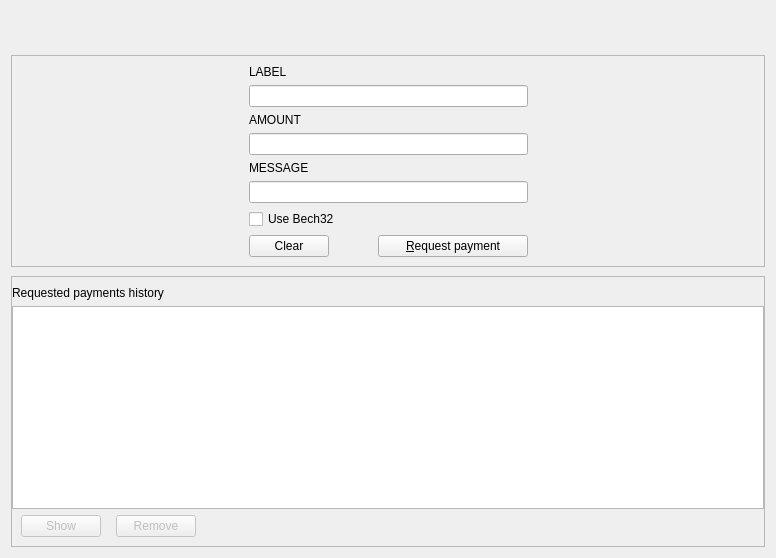
First picture: the form in src/qt/forms/receivecoinsdialog.ui, repository barrystyle/vestx, before the edit.
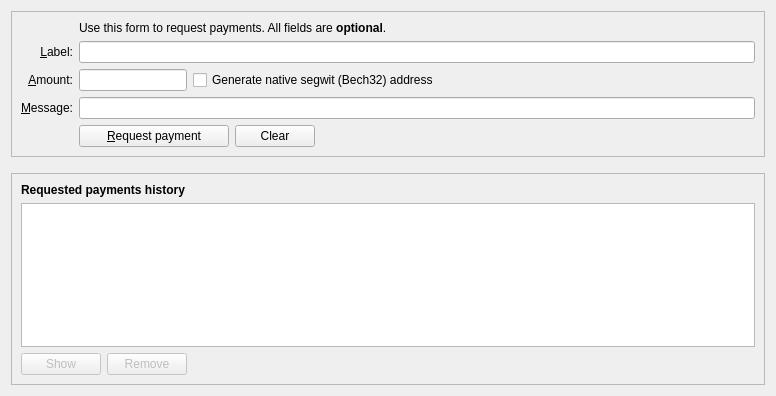
Second picture: the form after the edit. Icons and pictures are not drawn. Custom widgets are drawn as their Qt base class.

Commit message: restore ui back to dash/bitcoin

The edit to the form file:
```diff
--- a/src/qt/forms/receivecoinsdialog.ui
+++ b/src/qt/forms/receivecoinsdialog.ui
@@ -7,51 +7,14 @@
     <x>0</x>
     <y>0</y>
     <width>776</width>
-    <height>558</height>
+    <height>396</height>
    </rect>
   </property>
-  <layout class="QVBoxLayout" name="verticalLayout" stretch="0,0">
-   <property name="spacing">
-    <number>30</number>
-   </property>
-   <item>
-    <widget class="QLabel" name="label_8">
-     <property name="text">
-      <string/>
-     </property>
-     <property name="pixmap">
-      <pixmap>:/images/res/images/pages/receivevestx/receivevestx-header.png</pixmap>
-     </property>
-    </widget>
-   </item>
-   <item>
-    <widget class="QWidget" name="ReceiveCoinsPageContent" native="true">
-     <property name="sizePolicy">
-      <sizepolicy hsizetype="Preferred" vsizetype="Minimum">
-       <horstretch>0</horstretch>
-       <verstretch>0</verstretch>
-      </sizepolicy>
-     </property>
-     <layout class="QVBoxLayout" name="verticalLayout_4">
-      <property name="spacing">
-       <number>9</number>
-      </property>
-      <property name="leftMargin">
-       <number>0</number>
-      </property>
-      <property name="topMargin">
-       <number>0</number>
-      </property>
-      <property name="rightMargin">
-       <number>0</number>
-      </property>
-      <property name="bottomMargin">
-       <number>0</number>
-      </property>
+  <layout class="QVBoxLayout" name="verticalLayout" stretch="0,0,1">
       <item>
        <widget class="QFrame" name="frame2">
         <property name="sizePolicy">
-         <sizepolicy hsizetype="Preferred" vsizetype="Preferred">
+      <sizepolicy hsizetype="Preferred" vsizetype="Expanding">
           <horstretch>0</horstretch>
           <verstretch>0</verstretch>
          </sizepolicy>
@@ -62,125 +25,97 @@
         <property name="frameShadow">
          <enum>QFrame::Sunken</enum>
         </property>
-        <layout class="QHBoxLayout" name="horizontalLayout_4">
-         <property name="spacing">
-          <number>6</number>
-         </property>
+     <layout class="QVBoxLayout" name="verticalLayout_3">
          <item>
-          <spacer name="horizontalSpacer_3">
-           <property name="orientation">
-            <enum>Qt::Horizontal</enum>
-           </property>
-           <property name="sizeHint" stdset="0">
-            <size>
-             <width>20</width>
-             <height>20</height>
-            </size>
-           </property>
-          </spacer>
-         </item>
-         <item>
-          <layout class="QVBoxLayout" name="verticalLayout_5">
-           <property name="spacing">
-            <number>6</number>
-           </property>
-           <property name="sizeConstraint">
-            <enum>QLayout::SetDefaultConstraint</enum>
-           </property>
-           <item>
-            <widget class="QLabel" name="labelLabel">
-             <property name="toolTip">
-              <string>An optional label to associate with the new receiving address.</string>
-             </property>
-             <property name="text">
-              <string>LABEL</string>
-             </property>
-             <property name="alignment">
-              <set>Qt::AlignBottom|Qt::AlignLeading|Qt::AlignLeft</set>
-             </property>
-             <property name="buddy">
-              <cstring>reqLabel</cstring>
-             </property>
-            </widget>
-           </item>
-           <item>
-            <widget class="QLineEdit" name="reqLabel">
-             <property name="toolTip">
-              <string>An optional label to associate with the new receiving address.</string>
-             </property>
-            </widget>
-           </item>
-           <item>
-            <widget class="QLabel" name="amountLabel">
+       <layout class="QGridLayout" name="gridLayout">
+        <item row="5" column="0">
+         <widget class="QLabel" name="label">
              <property name="toolTip">
               <string>An optional amount to request. Leave this empty or zero to not request a specific amount.</string>
              </property>
              <property name="text">
-              <string>AMOUNT</string>
+           <string>&amp;Amount:</string>
              </property>
              <property name="alignment">
-              <set>Qt::AlignLeading|Qt::AlignLeft|Qt::AlignVCenter</set>
+           <set>Qt::AlignRight|Qt::AlignTrailing|Qt::AlignVCenter</set>
              </property>
              <property name="buddy">
               <cstring>reqAmount</cstring>
              </property>
             </widget>
            </item>
-           <item>
-            <layout class="QHBoxLayout" name="horizontalLayout_5">
-             <property name="bottomMargin">
-              <number>0</number>
-             </property>
-             <item>
-              <widget class="BitcoinAmountField" name="reqAmount">
-               <property name="minimumSize">
-                <size>
-                 <width>80</width>
-                 <height>0</height>
-                </size>
-               </property>
-               <property name="toolTip">
-                <string>An optional amount to request. Leave this empty or zero to not request a specific amount.</string>
-               </property>
-              </widget>
-             </item>
-            </layout>
-           </item>
-           <item>
-            <widget class="QLabel" name="messageLabel">
+        <item row="6" column="0">
+         <widget class="QLabel" name="label_3">
              <property name="toolTip">
               <string>An optional message to attach to the payment request, which will be displayed when the request is opened. Note: The message will not be sent with the payment over the VESTX network.</string>
              </property>
              <property name="text">
-              <string>MESSAGE</string>
+           <string>&amp;Message:</string>
              </property>
              <property name="alignment">
-              <set>Qt::AlignBottom|Qt::AlignLeading|Qt::AlignLeft</set>
+           <set>Qt::AlignRight|Qt::AlignTrailing|Qt::AlignVCenter</set>
              </property>
              <property name="buddy">
               <cstring>reqMessage</cstring>
              </property>
             </widget>
            </item>
-           <item>
+        <item row="4" column="2">
+         <widget class="QLineEdit" name="reqLabel">
+          <property name="toolTip">
+           <string>An optional label to associate with the new receiving address.</string>
+          </property>
+         </widget>
+        </item>
+        <item row="2" column="2">
+         <widget class="QLabel" name="label_5">
+          <property name="text">
+           <string>Use this form to request payments. All fields are &lt;b&gt;optional&lt;/b&gt;.</string>
+          </property>
+         </widget>
+        </item>
+        <item row="4" column="0">
+         <widget class="QLabel" name="label_2">
+          <property name="toolTip">
+           <string>An optional label to associate with the new receiving address.</string>
+          </property>
+          <property name="text">
+           <string>&amp;Label:</string>
+          </property>
+          <property name="alignment">
+           <set>Qt::AlignRight|Qt::AlignTrailing|Qt::AlignVCenter</set>
+          </property>
+          <property name="buddy">
+           <cstring>reqLabel</cstring>
+          </property>
+         </widget>
+        </item>
+        <item row="6" column="2">
             <widget class="QLineEdit" name="reqMessage">
              <property name="toolTip">
               <string>An optional message to attach to the payment request, which will be displayed when the request is opened.&lt;br&gt;Note: The message will not be sent with the payment over the VESTX network.</string>
              </property>
             </widget>
            </item>
-           <item>
-            <widget class="QCheckBox" name="useBech32">
-             <property name="text">
-              <string>Use Bech32</string>
-             </property>
-            </widget>
-           </item>
-           <item>
+        <item row="7" column="2">
             <layout class="QHBoxLayout" name="horizontalLayout">
-             <property name="spacing">
-              <number>9</number>
-             </property>
+          <item>
+           <widget class="QPushButton" name="receiveButton">
+            <property name="minimumSize">
+             <size>
+              <width>150</width>
+              <height>0</height>
+             </size>
+            </property>
+            <property name="text">
+             <string>&amp;Request payment</string>
+            </property>
+            <property name="icon">
+             <iconset resource="../bitcoin.qrc">
+              <normaloff>:/icons/receiving_addresses</normaloff>:/icons/receiving_addresses</iconset>
+            </property>
+           </widget>
+          </item>
              <item>
               <widget class="QPushButton" name="clearButton">
                <property name="sizePolicy">
@@ -198,12 +133,6 @@
                <property name="autoDefault">
                 <bool>false</bool>
                </property>
-               <property name="default">
-                <bool>false</bool>
-               </property>
-               <property name="flat">
-                <bool>false</bool>
-               </property>
               </widget>
              </item>
              <item>
@@ -219,44 +148,99 @@
                </property>
               </spacer>
              </item>
+         </layout>
+        </item>
+        <item row="7" column="0">
+         <widget class="QLabel" name="label_7">
+          <property name="text">
+           <string/>
+          </property>
+         </widget>
+        </item>
+        <item row="5" column="2">
+         <layout class="QHBoxLayout" name="horizontalLayout_6">
              <item>
-              <widget class="QPushButton" name="receiveButton">
+           <widget class="BitcoinAmountField" name="reqAmount">
+            <property name="sizePolicy">
+             <sizepolicy hsizetype="Fixed" vsizetype="Fixed">
+              <horstretch>0</horstretch>
+              <verstretch>0</verstretch>
+             </sizepolicy>
+            </property>
                <property name="minimumSize">
                 <size>
-                 <width>150</width>
+              <width>80</width>
                  <height>0</height>
                 </size>
                </property>
+            <property name="maximumSize">
+             <size>
+              <width>1000</width>
+              <height>100</height>
+             </size>
+            </property>
+            <property name="toolTip">
+             <string>An optional amount to request. Leave this empty or zero to not request a specific amount.</string>
+            </property>
+           </widget>
+          </item>
+          <item>
+           <widget class="QCheckBox" name="useBech32">
+            <property name="sizePolicy">
+             <sizepolicy hsizetype="Fixed" vsizetype="Fixed">
+              <horstretch>0</horstretch>
+              <verstretch>0</verstretch>
+             </sizepolicy>
+            </property>
+            <property name="maximumSize">
+             <size>
+              <width>1000</width>
+              <height>16777215</height>
+             </size>
+            </property>
+            <property name="focusPolicy">
+             <enum>Qt::StrongFocus</enum>
+            </property>
+            <property name="toolTip">
+             <string>Native segwit addresses (aka Bech32 or BIP-173) reduce your transaction fees later on and offer better protection against typos, but old wallets don't support them. When unchecked, an address compatible with older wallets will be created instead.</string>
+            </property>
                <property name="text">
-                <string>&amp;Request payment</string>
-               </property>
-               <property name="default">
-                <bool>false</bool>
-               </property>
-               <property name="flat">
-                <bool>false</bool>
+             <string>Generate native segwit (Bech32) address</string>
                </property>
               </widget>
              </item>
-            </layout>
-           </item>
-          </layout>
-         </item>
          <item>
-          <spacer name="horizontalSpacer_4">
+           <spacer name="horizontalSpacer_3">
            <property name="orientation">
             <enum>Qt::Horizontal</enum>
            </property>
            <property name="sizeHint" stdset="0">
             <size>
+              <width>0</width>
+              <height>0</height>
+             </size>
+            </property>
+           </spacer>
+          </item>
+         </layout>
+        </item>
+       </layout>
+      </item>
+     </layout>
+    </widget>
+   </item>
+   <item>
+    <spacer name="verticalSpacer_2">
+     <property name="orientation">
+      <enum>Qt::Vertical</enum>
+     </property>
+     <property name="sizeHint" stdset="0">
+      <size>
              <width>20</width>
-             <height>20</height>
+       <height>10</height>
             </size>
            </property>
           </spacer>
-         </item>
-        </layout>
-       </widget>
       </item>
       <item>
        <widget class="QFrame" name="frame">
@@ -273,68 +257,21 @@
          <enum>QFrame::Raised</enum>
         </property>
         <layout class="QVBoxLayout" name="verticalLayout_2">
-         <property name="leftMargin">
-          <number>0</number>
-         </property>
-         <property name="rightMargin">
-          <number>0</number>
-         </property>
          <item>
           <widget class="QLabel" name="label_6">
            <property name="font">
             <font>
-             <weight>50</weight>
-             <bold>false</bold>
-             <kerning>true</kerning>
+          <weight>75</weight>
+          <bold>true</bold>
             </font>
            </property>
            <property name="text">
             <string>Requested payments history</string>
            </property>
-           <property name="margin">
-            <number>0</number>
-           </property>
           </widget>
          </item>
          <item>
           <widget class="QTableView" name="recentRequestsView">
-           <property name="palette">
-            <palette>
-             <active>
-              <colorrole role="Text">
-               <brush brushstyle="SolidPattern">
-                <color alpha="255">
-                 <red>51</red>
-                 <green>51</green>
-                 <blue>51</blue>
-                </color>
-               </brush>
-              </colorrole>
-             </active>
-             <inactive>
-              <colorrole role="Text">
-               <brush brushstyle="SolidPattern">
-                <color alpha="255">
-                 <red>51</red>
-                 <green>51</green>
-                 <blue>51</blue>
-                </color>
-               </brush>
-              </colorrole>
-             </inactive>
-             <disabled>
-              <colorrole role="Text">
-               <brush brushstyle="SolidPattern">
-                <color alpha="255">
-                 <red>85</red>
-                 <green>85</green>
-                 <blue>85</blue>
-                </color>
-               </brush>
-              </colorrole>
-             </disabled>
-            </palette>
-           </property>
            <property name="contextMenuPolicy">
             <enum>Qt::CustomContextMenu</enum>
            </property>
@@ -348,12 +285,6 @@
          </item>
          <item>
           <layout class="QHBoxLayout" name="horizontalLayout_2">
-           <property name="spacing">
-            <number>15</number>
-           </property>
-           <property name="leftMargin">
-            <number>9</number>
-           </property>
            <item>
             <widget class="QPushButton" name="showRequestButton">
              <property name="enabled">
@@ -368,12 +299,6 @@
              <property name="autoDefault">
               <bool>false</bool>
              </property>
-             <property name="default">
-              <bool>false</bool>
-             </property>
-             <property name="flat">
-              <bool>false</bool>
-             </property>
             </widget>
            </item>
            <item>
@@ -390,12 +315,6 @@
              <property name="autoDefault">
               <bool>false</bool>
              </property>
-             <property name="default">
-              <bool>false</bool>
-             </property>
-             <property name="flat">
-              <bool>false</bool>
-             </property>
             </widget>
            </item>
            <item>
@@ -418,9 +337,6 @@
       </item>
      </layout>
     </widget>
-   </item>
-  </layout>
- </widget>
  <customwidgets>
   <customwidget>
    <class>BitcoinAmountField</class>
```
Left out of the diff: 31 changed lines with no effect on the pictures. Lines whose indentation alone changed are shown as unchanged. The commit also changes 451 other files.
